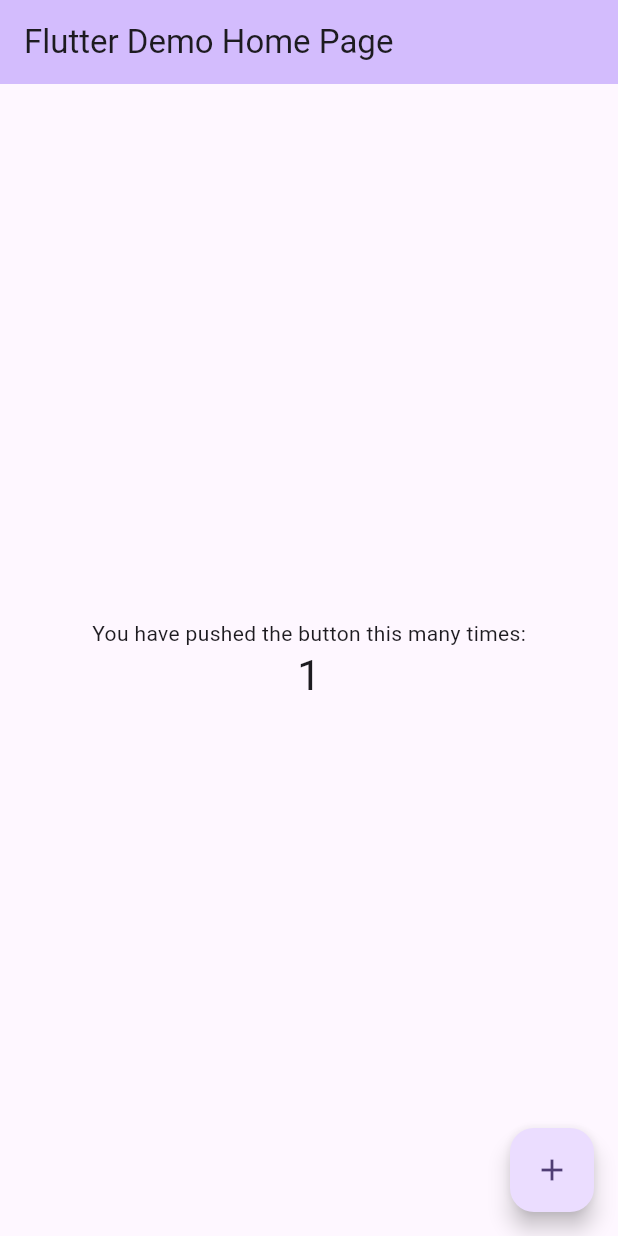
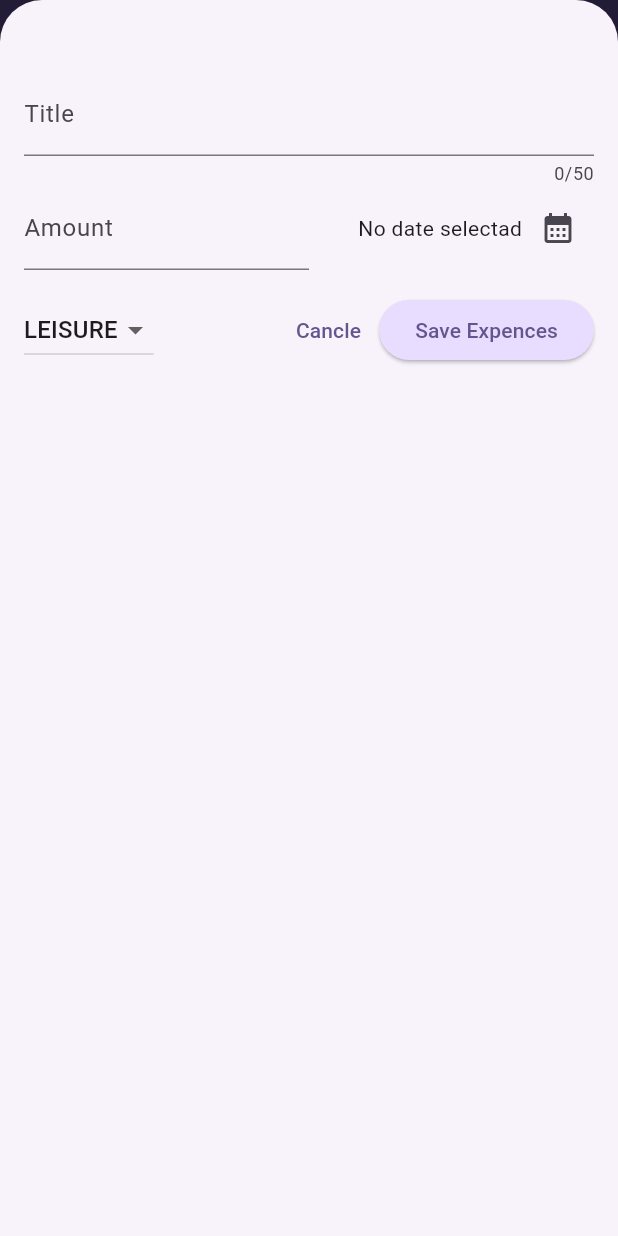
Before and after one commit to masudRana88/expense_tracker_se5, a Flutter app: the screen it shows after launch, after a tap on the "add" icon, on a phone screen of 412 x 824 dp. Run offline on Flutter 3.47's test engine with Material 3 defaults, Android fonts, the phone set to English and light mode, and no system bars.

Commit message:
This app is ready

```diff
--- a/lib/main.dart
+++ b/lib/main.dart
@@ -1,125 +1,54 @@
 import 'package:flutter/material.dart';
+import 'package:expense_tracker/widgets/my_home_page.dart';
+
+final kColorScheme = ColorScheme.fromSeed(
+  seedColor: const Color.fromARGB(255, 96, 59, 181),
+);
+
+final kDarkColorScheme = ColorScheme.fromSeed(
+  seedColor: const Color.fromARGB(255, 5, 99, 125),
+  brightness: Brightness.dark,
+);
 
 void main() {
-  runApp(const MyApp());
-}
-
-class MyApp extends StatelessWidget {
-  const MyApp({super.key});
-
-  // This widget is the root of your application.
-  @override
-  Widget build(BuildContext context) {
-    return MaterialApp(
-      title: 'Flutter Demo',
-      theme: ThemeData(
-        // This is the theme of your application.
-        //
-        // TRY THIS: Try running your application with "flutter run". You'll see
-        // the application has a purple toolbar. Then, without quitting the app,
-        // try changing the seedColor in the colorScheme below to Colors.green
-        // and then invoke "hot reload" (save your changes or press the "hot
-        // reload" button in a Flutter-supported IDE, or press "r" if you used
-        // the command line to start the app).
-        //
-        // Notice that the counter didn't reset back to zero; the application
-        // state is not lost during the reload. To reset the state, use hot
-        // restart instead.
-        //
-        // This works for code too, not just values: Most code changes can be
-        // tested with just a hot reload.
-        colorScheme: ColorScheme.fromSeed(seedColor: Colors.deepPurple),
-        useMaterial3: true,
-      ),
-      home: const MyHomePage(title: 'Flutter Demo Home Page'),
-    );
-  }
-}
-
-class MyHomePage extends StatefulWidget {
-  const MyHomePage({super.key, required this.title});
-
-  // This widget is the home page of your application. It is stateful, meaning
-  // that it has a State object (defined below) that contains fields that affect
-  // how it looks.
-
-  // This class is the configuration for the state. It holds the values (in this
-  // case the title) provided by the parent (in this case the App widget) and
-  // used by the build method of the State. Fields in a Widget subclass are
-  // always marked "final".
-
-  final String title;
-
-  @override
-  State<MyHomePage> createState() => _MyHomePageState();
-}
-
-class _MyHomePageState extends State<MyHomePage> {
-  int _counter = 0;
-
-  void _incrementCounter() {
-    setState(() {
-      // This call to setState tells the Flutter framework that something has
-      // changed in this State, which causes it to rerun the build method below
-      // so that the display can reflect the updated values. If we changed
-      // _counter without calling setState(), then the build method would not be
-      // called again, and so nothing would appear to happen.
-      _counter++;
-    });
-  }
-
-  @override
-  Widget build(BuildContext context) {
-    // This method is rerun every time setState is called, for instance as done
-    // by the _incrementCounter method above.
-    //
-    // The Flutter framework has been optimized to make rerunning build methods
-    // fast, so that you can just rebuild anything that needs updating rather
-    // than having to individually change instances of widgets.
-    return Scaffold(
-      appBar: AppBar(
-        // TRY THIS: Try changing the color here to a specific color (to
-        // Colors.amber, perhaps?) and trigger a hot reload to see the AppBar
-        // change color while the other colors stay the same.
-        backgroundColor: Theme.of(context).colorScheme.inversePrimary,
-        // Here we take the value from the MyHomePage object that was created by
-        // the App.build method, and use it to set our appbar title.
-        title: Text(widget.title),
-      ),
-      body: Center(
-        // Center is a layout widget. It takes a single child and positions it
-        // in the middle of the parent.
-        child: Column(
-          // Column is also a layout widget. It takes a list of children and
-          // arranges them vertically. By default, it sizes itself to fit its
-          // children horizontally, and tries to be as tall as its parent.
-          //
-          // Column has various properties to control how it sizes itself and
-          // how it positions its children. Here we use mainAxisAlignment to
-          // center the children vertically; the main axis here is the vertical
-          // axis because Columns are vertical (the cross axis would be
-          // horizontal).
-          //
-          // TRY THIS: Invoke "debug painting" (choose the "Toggle Debug Paint"
-          // action in the IDE, or press "p" in the console), to see the
-          // wireframe for each widget.
-          mainAxisAlignment: MainAxisAlignment.center,
-          children: <Widget>[
-            const Text(
-              'You have pushed the button this many times:',
-            ),
-            Text(
-              '$_counter',
-              style: Theme.of(context).textTheme.headlineMedium,
-            ),
-          ],
+  runApp(
+    MaterialApp(
+      darkTheme: ThemeData.dark(useMaterial3: true).copyWith(
+        colorScheme: kDarkColorScheme,
+        cardTheme: const CardTheme().copyWith(
+          color: kDarkColorScheme.secondaryContainer,
+          margin: const EdgeInsets.symmetric(horizontal: 16, vertical: 8),
+        ),
+        elevatedButtonTheme: ElevatedButtonThemeData(
+          style: ElevatedButton.styleFrom(
+            backgroundColor: kDarkColorScheme.primaryContainer,
+            foregroundColor: kDarkColorScheme.onPrimaryContainer,
+          ),
         ),
       ),
-      floatingActionButton: FloatingActionButton(
-        onPressed: _incrementCounter,
-        tooltip: 'Increment',
-        child: const Icon(Icons.add),
-      ), // This trailing comma makes auto-formatting nicer for build methods.
-    );
-  }
+      theme: ThemeData(useMaterial3: true).copyWith(
+        colorScheme: kColorScheme,
+        appBarTheme: const AppBarTheme().copyWith(
+          backgroundColor: kColorScheme.onPrimaryContainer,
+          foregroundColor: kColorScheme.primaryContainer,
+        ),
+        cardTheme: const CardTheme().copyWith(
+          color: kColorScheme.secondaryContainer,
+          margin: const EdgeInsets.symmetric(horizontal: 16, vertical: 8),
+        ),
+        elevatedButtonTheme: ElevatedButtonThemeData(
+          style: ElevatedButton.styleFrom(
+              backgroundColor: kColorScheme.primaryContainer),
+        ),
+        textTheme: ThemeData().textTheme.copyWith(
+              titleLarge: TextStyle(
+                fontWeight: FontWeight.normal,
+                color: kColorScheme.onSecondaryContainer,
+              ),
+            ),
+      ),
+      themeMode: ThemeMode.system,
+      home: const MyHomePage(),
+    ),
+  );
 }
--- /dev/null
+++ b/lib/models/expense.dart
@@ -0,0 +1,54 @@
+import 'package:flutter/material.dart';
+import 'package:uuid/uuid.dart';
+import 'package:intl/intl.dart';
+
+const uuid = Uuid();
+final formater = DateFormat.yMd();
+
+enum Catagory { food, travel, leisure, work }
+
+const catagortIcon = {
+  Catagory.food: Icons.lunch_dining,
+  Catagory.travel: Icons.flight_takeoff,
+  Catagory.leisure: Icons.movie,
+  Catagory.work: Icons.work,
+};
+
+class Expense {
+  Expense(
+      {required this.title,
+      required this.amount,
+      required this.date,
+      required this.catagory})
+      : id = uuid.v4();
+
+  final String id;
+  final String title;
+  final double amount;
+  final DateTime date;
+  final Catagory catagory;
+
+  String get formatedDate {
+    return formater.format(date).substring(5);
+  }
+}
+
+class ExpenseBucket {
+  ExpenseBucket({required this.catagory, required this.expences});
+
+  final Catagory catagory;
+  final List<Expense> expences;
+
+  ExpenseBucket.forCategory(List<Expense> allExpenses, this.catagory)
+      : expences = allExpenses
+            .where((element) => element.catagory == catagory)
+            .toList();
+
+  double get totalExpenses {
+    double sum = 0;
+    for (final expense in expences) {
+      sum = sum + expense.amount;
+    }
+    return sum;
+  }
+}
--- /dev/null
+++ b/lib/widgets/chart/chart.dart
@@ -0,0 +1,95 @@
+import 'package:flutter/material.dart';
+
+import 'package:expense_tracker/widgets/chart/chart_bar.dart';
+import 'package:expense_tracker/models/expense.dart';
+
+class Chart extends StatelessWidget {
+  const Chart({super.key, required this.expenses});
+
+  final List<Expense> expenses;
+
+  List<ExpenseBucket> get buckets {
+    return [
+      ExpenseBucket.forCategory(expenses, Catagory.food),
+      ExpenseBucket.forCategory(expenses, Catagory.leisure),
+      ExpenseBucket.forCategory(expenses, Catagory.travel),
+      ExpenseBucket.forCategory(expenses, Catagory.work),
+    ];
+  }
+
+  double get maxTotalExpense {
+    double maxTotalExpense = 0;
+
+    for (final bucket in buckets) {
+      if (bucket.totalExpenses > maxTotalExpense) {
+        maxTotalExpense = bucket.totalExpenses;
+      }
+    }
+
+    return maxTotalExpense;
+  }
+
+  @override
+  Widget build(BuildContext context) {
+    final isDarkMode =
+        MediaQuery.of(context).platformBrightness == Brightness.dark;
+    return Container(
+      margin: const EdgeInsets.all(16),
+      padding: const EdgeInsets.symmetric(
+        vertical: 16,
+        horizontal: 8,
+      ),
+      width: double.infinity,
+      height: 180,
+      decoration: BoxDecoration(
+        borderRadius: BorderRadius.circular(8),
+        gradient: LinearGradient(
+          colors: [
+            Theme.of(context).colorScheme.primary.withOpacity(0.3),
+            Theme.of(context).colorScheme.primary.withOpacity(0.0)
+          ],
+          begin: Alignment.bottomCenter,
+          end: Alignment.topCenter,
+        ),
+      ),
+      child: Column(
+        children: [
+          Expanded(
+            child: Row(
+              crossAxisAlignment: CrossAxisAlignment.end,
+              children: [
+                for (final bucket in buckets) // alternative to map()
+                  ChartBar(
+                    fill: bucket.totalExpenses == 0
+                        ? 0
+                        : bucket.totalExpenses / maxTotalExpense,
+                  )
+              ],
+            ),
+          ),
+          const SizedBox(height: 12),
+          Row(
+            children: buckets
+                .map(
+                  (bucket) => Expanded(
+                    child: Padding(
+                      padding: const EdgeInsets.symmetric(horizontal: 4),
+                      child: Icon(
+                        catagortIcon[bucket.catagory],
+                        color: isDarkMode
+                            ? Theme.of(context).colorScheme.secondary
+                            : Theme.of(context)
+                                .colorScheme
+                                .primary
+                                .withOpacity(0.7),
+                      ),
+                    ),
+                  ),
+                )
+                .toList(),
+          )
+        ],
+      ),
+    );
+  }
+}
--- /dev/null
+++ b/lib/widgets/chart/chart_bar.dart
@@ -0,0 +1,34 @@
+import 'package:flutter/material.dart';
+
+class ChartBar extends StatelessWidget {
+  const ChartBar({
+    super.key,
+    required this.fill,
+  });
+
+  final double fill;
+
+  @override
+  Widget build(BuildContext context) {
+    final isDarkMode =
+        MediaQuery.of(context).platformBrightness == Brightness.dark;
+    return Expanded(
+      child: Padding(
+        padding: const EdgeInsets.symmetric(horizontal: 4),
+        child: FractionallySizedBox(
+          heightFactor: fill,
+          child: DecoratedBox(
+            decoration: BoxDecoration(
+              shape: BoxShape.rectangle,
+              borderRadius:
+                  const BorderRadius.vertical(top: Radius.circular(8)),
+              color: isDarkMode
+                  ? Theme.of(context).colorScheme.secondary
+                  : Theme.of(context).colorScheme.primary.withOpacity(0.65),
+            ),
+          ),
+        ),
+      ),
+    );
+  }
+}
--- /dev/null
+++ b/lib/widgets/expenses_list/expences_item.dart
@@ -0,0 +1,46 @@
+import 'package:expense_tracker/models/expense.dart';
+import 'package:flutter/material.dart';
+
+class EspencesItem extends StatelessWidget {
+  const EspencesItem(this.expanses, {super.key});
+
+  final Expense expanses;
+
+  @override
+  Widget build(BuildContext context) {
+    return Card(
+      margin: const EdgeInsets.symmetric(horizontal: 15, vertical: 7),
+      child: Padding(
+        padding: const EdgeInsets.symmetric(horizontal: 20, vertical: 16),
+        child: Column(
+          crossAxisAlignment: CrossAxisAlignment.start,
+          children: [
+            Text(
+              expanses.title,
+              style: const TextStyle(
+                fontSize: 17,
+                fontWeight: FontWeight.w400,
+              ),
+            ),
+            Row(
+              mainAxisAlignment: MainAxisAlignment.spaceBetween,
+              children: [
+                Text("\$${expanses.amount.toStringAsFixed(2)}"),
+                const Spacer(),
+                Row(
+                  children: [
+                    Icon(catagortIcon[expanses.catagory]),
+                    const SizedBox(
+                      width: 8,
+                    ),
+                    Text(expanses.formatedDate),
+                  ],
+                )
+              ],
+            ),
+          ],
+        ),
+      ),
+    );
+  }
+}
--- /dev/null
+++ b/lib/widgets/expenses_list/expenses_list.dart
@@ -0,0 +1,33 @@
+import 'package:expense_tracker/main.dart';
+import 'package:expense_tracker/models/expense.dart';
+import 'package:expense_tracker/widgets/expenses_list/expences_item.dart';
+import 'package:flutter/material.dart';
+
+class Expenseslist extends StatelessWidget {
+  Expenseslist(
+      {super.key, required this.expansesList, required this.onRemoveExpence});
+
+  final List<Expense> expansesList;
+  void Function(Expense expense) onRemoveExpence;
+  @override
+  Widget build(BuildContext context) {
+    return ListView.builder(
+        itemCount: expansesList.length,
+        itemBuilder: (context, index) {
+          return Dismissible(
+            key: ValueKey(expansesList[index]),
+            direction: DismissDirection.endToStart,
+            background: Container(
+              color: Theme.of(context).colorScheme.error.withOpacity(0.75),
+              margin: const EdgeInsets.only(left: 2),
+            ),
+            onDismissed: (d) {
+              onRemoveExpence(expansesList[index]);
+            },
+            child: EspencesItem(
+              expansesList[index],
+            ),
+          );
+        });
+  }
+}
--- /dev/null
+++ b/lib/widgets/my_home_page.dart
@@ -0,0 +1,94 @@
+import 'package:expense_tracker/widgets/chart/chart.dart';
+import 'package:expense_tracker/widgets/expenses_list/expenses_list.dart';
+import 'package:expense_tracker/models/expense.dart';
+import 'package:expense_tracker/widgets/new_expences.dart';
+import 'package:flutter/material.dart';
+
+class MyHomePage extends StatefulWidget {
+  const MyHomePage({super.key});
+
+  @override
+  State<MyHomePage> createState() => _MyHomePageState();
+}
+
+class _MyHomePageState extends State<MyHomePage> {
+  final List<Expense> _registeredExpenes = [
+    Expense(
+        title: "Flutter course",
+        amount: 19.99,
+        date: DateTime.now(),
+        catagory: Catagory.work),
+    Expense(
+        title: "Cinema",
+        amount: 15.69,
+        date: DateTime.now(),
+        catagory: Catagory.leisure),
+  ];
+
+  void _addNewExpences(Expense expense) {
+    setState(() {
+      _registeredExpenes.add(expense);
+    });
+  }
+
+  void _removeExpence(Expense expense) {
+    final expanseIndex = _registeredExpenes.indexOf(expense);
+    setState(() {
+      _registeredExpenes.remove(expense);
+    });
+    ScaffoldMessenger.of(context).clearSnackBars();
+    ScaffoldMessenger.of(context).showSnackBar(
+      SnackBar(
+        content: const Text("Expense Deleted"),
+        duration: const Duration(seconds: 10),
+        action: SnackBarAction(
+          label: "undo",
+          onPressed: () {
+            setState(() {
+              _registeredExpenes.insert(expanseIndex, expense);
+            });
+          },
+        ),
+      ),
+    );
+  }
+
+  void _openAddExpensesModal() {
+    showModalBottomSheet(
+        isScrollControlled: true,
+        context: context,
+        builder: (ctx) {
+          return NewExpences(
+            onAddExpence: _addNewExpences,
+          );
+        });
+  }
+
+  @override
+  Widget build(BuildContext context) {
+    Widget mainContent = const Center(
+      child: Text("No Expenses Found, Start Adding Some!"),
+    );
+
+    if (_registeredExpenes.isNotEmpty) {
+      mainContent = Expenseslist(
+          expansesList: _registeredExpenes, onRemoveExpence: _removeExpence);
+    }
+
+    return Scaffold(
+      appBar: AppBar(
+        title: const Text("Flutter Expenses Traker"),
+        actions: [
+          IconButton(
+            onPressed: _openAddExpensesModal,
+            icon: const Icon(Icons.add),
+          ),
+        ],
+      ),
+      body: Column(children: [
+        Chart(expenses: _registeredExpenes),
+        Expanded(child: mainContent)
+      ]),
+    );
+  }
+}
--- /dev/null
+++ b/lib/widgets/new_expences.dart
@@ -0,0 +1,174 @@
+import 'package:flutter/material.dart';
+import 'package:expense_tracker/models/expense.dart';
+
+class NewExpences extends StatefulWidget {
+  const NewExpences({
+    super.key,
+    required this.onAddExpence,
+  });
+
+  final void Function(Expense expense) onAddExpence;
+
+  @override
+  State<NewExpences> createState() => _NewExpencesState();
+}
+
+class _NewExpencesState extends State<NewExpences> {
+  //
+  final _textInputController = TextEditingController();
+  final _amountInputController = TextEditingController();
+  DateTime? _selectedDate;
+  Catagory _selectedCatagory = Catagory.leisure;
+
+  void _datepicker() async {
+    final now = DateTime.now();
+    final firstDate = DateTime(now.year - 1, now.month, now.day);
+    final lastDate = DateTime(now.year + 1, now.month, now.day);
+    final selected = await showDatePicker(
+        context: context,
+        initialDate: now,
+        firstDate: firstDate,
+        lastDate: lastDate);
+    setState(() {
+      _selectedDate = selected;
+    });
+  }
+
+  void _submitExpences() {
+    final amount = double.tryParse(_amountInputController.text);
+    final invalideAmount = amount == null || amount <= 0;
+
+    if (_textInputController.text.trim().isEmpty ||
+        invalideAmount ||
+        _selectedDate == null) {
+      showDialog(
+        context: context,
+        builder: (ctx) => AlertDialog(
+          title: const Text("Inviled Inpute"),
+          content: const Text(
+              "Please make sure a valid Title, Amount, Date and Category was enterd.."),
+          actions: [
+            TextButton(
+              onPressed: () {
+                Navigator.pop(ctx);
+              },
+              child: const Text("Okay"),
+            ),
+          ],
+        ),
+      );
+      return;
+    }
+    widget.onAddExpence(
+      Expense(
+          title: _textInputController.text.trim(),
+          amount: amount,
+          date: _selectedDate!,
+          catagory: _selectedCatagory),
+    );
+    Navigator.pop(context);
+  }
+
+  //! Dispose everything in Modal
+  @override
+  void dispose() {
+    _textInputController.dispose();
+    _amountInputController.dispose();
+    super.dispose();
+  }
+
+  @override
+  Widget build(BuildContext context) {
+    return Padding(
+      padding: const EdgeInsets.fromLTRB(16, 48, 16, 16),
+      child: Column(
+        children: [
+          //**  Title Fild
+          TextField(
+            controller: _textInputController,
+            maxLength: 50,
+            decoration: const InputDecoration(
+              label: Text("Title"),
+            ),
+          ),
+
+          Row(
+            children: [
+              //** Amount Fild
+              Expanded(
+                child: TextField(
+                  keyboardType: TextInputType.number,
+                  controller: _amountInputController,
+                  decoration: const InputDecoration(
+                    prefixText: "\$ ",
+                    label: Text("Amount"),
+                  ),
+                ),
+              ),
+              //** Date Piker
+              Expanded(
+                child: Row(
+                  mainAxisAlignment: MainAxisAlignment.end,
+                  crossAxisAlignment: CrossAxisAlignment.center,
+                  children: [
+                    Text(
+                      _selectedDate == null
+                          ? "No date selectad"
+                          : formater.format(_selectedDate!),
+                    ),
+                    IconButton(
+                      onPressed: () {
+                        _datepicker();
+                      },
+                      icon: const Icon(Icons.calendar_month),
+                    )
+                  ],
+                ),
+              ),
+            ],
+          ),
+          const SizedBox(
+            height: 16,
+          ),
+          Row(
+            children: [
+              //** Dropdown Manue
+              DropdownButton(
+                value: _selectedCatagory,
+                items: [
+                  ...Catagory.values.map(
+                    (catagory) => DropdownMenuItem(
+                      value: catagory,
+                      child: Text(catagory.name.toUpperCase()),
+                    ),
+                  ),
+                ],
+                onChanged: (value) {
+                  setState(() {
+                    if (value == null) {
+                      return;
+                    }
+                    _selectedCatagory = value;
+                  });
+                },
+              ),
+              const Spacer(),
+              //** Cancle Expences BUtton
+              TextButton(
+                onPressed: () {
+                  Navigator.pop(context);
+                },
+                child: const Text("Cancle"),
+              ),
+              //** Save Expences BUtton
+              ElevatedButton(
+                onPressed: _submitExpences,
+                child: const Text("Save Expences"),
+              ),
+            ],
+          )
+        ],
+      ),
+    );
+  }
+}
--- a/pubspec.yaml
+++ b/pubspec.yaml
@@ -35,6 +35,8 @@ dependencies:
   # The following adds the Cupertino Icons font to your application.
   # Use with the CupertinoIcons class for iOS style icons.
   cupertino_icons: ^1.0.2
+  uuid: ^4.2.1
+  intl: ^0.18.1
 
 dev_dependencies:
   flutter_test:
```
Also changed, not shown: pubspec.lock.
